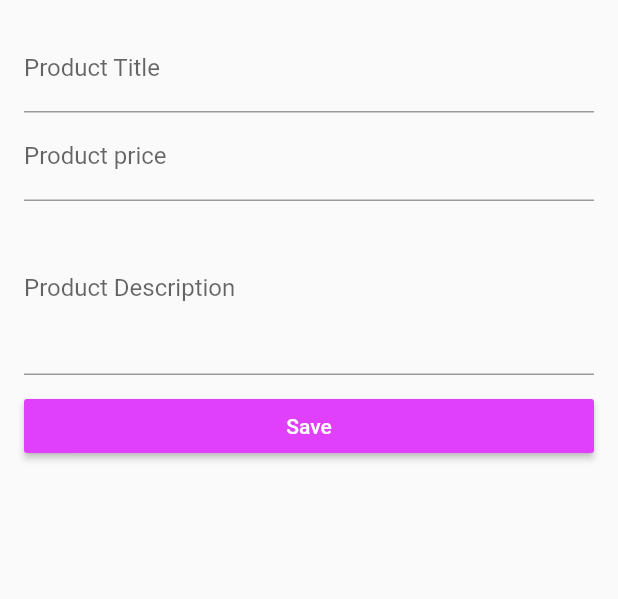
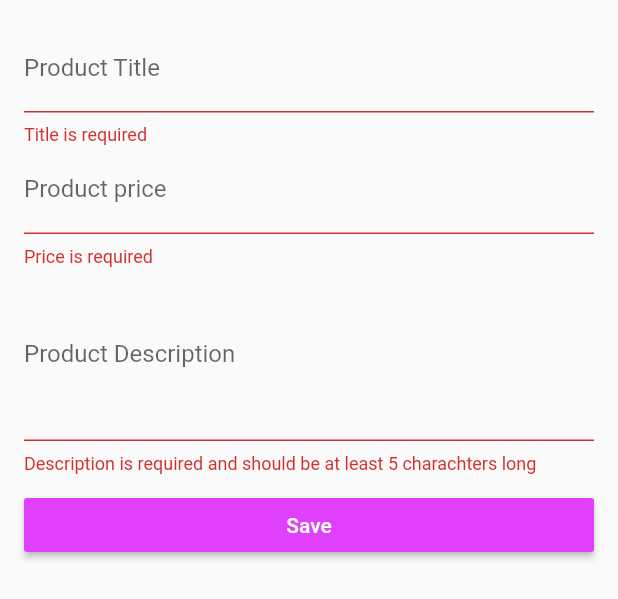
Before and after one commit to svaney/flutter_udemy, a Flutter app: the ProductCreatePage widget shown alone on an empty page, opened directly, after a tap on "Save", on a phone screen of 412 x 824 dp. Shown: the top 599 px of the screen. Run offline on Flutter 3.47's test engine with Material 2 defaults, Android fonts, the phone set to English and light mode, and no system bars.

Commit message:
auth form validation to finish

```diff
--- a/lib/pages/product_crate.dart
+++ b/lib/pages/product_crate.dart
@@ -12,14 +12,25 @@ class ProductCreatePage extends StatefulWidget {
 }
 
 class _ProductCreatePageState extends State<ProductCreatePage> {
-  String _productTitle;
-  String _productDescription;
-  double _productPrice;
+  final GlobalKey<FormState> _formKey = GlobalKey<FormState>();
+
+  final Map<String, dynamic> _formData = {
+    'title' : null,
+    'description' : null,
+    'price' : null,
+    'image': 'assets/images/food.jpg',
+  };
 
   @override
   Widget build(BuildContext context) {
-    return Container(
+    return GestureDetector(
+      onTap: () {
+        FocusScope.of(context).requestFocus(FocusNode());
+      },
+      child: Container(
         margin: EdgeInsets.all(16.0),
+        child: Form(
+          key: _formKey,
           child: ListView(
             children: <Widget>[
               _buildTitleTextField(),
@@ -33,52 +44,62 @@ class _ProductCreatePageState extends State<ProductCreatePage> {
               ),
             ],
           ),
+        ),
+      ),
     );
   }
 
   void _onCreateProductClick() {
-    final Map<String, dynamic> pr = {
-      'title': _productTitle,
-      'description': _productDescription,
-      'price': _productPrice,
-      'image': 'assets/images/food.jpg'
-    };
-    widget.addProduct(pr);
+    if (!_formKey.currentState.validate()) {
+      return;
+    }
+    _formKey.currentState.save();
+    widget.addProduct(_formData);
 
     Navigator.pushReplacementNamed(context, '/products');
   }
 
   Widget _buildTitleTextField() {
-    return TextField(
+    return TextFormField(
       decoration: InputDecoration(labelText: 'Product Title'),
-      onChanged: (String value) {
-        setState(() {
-          _productTitle = value;
-        });
+      onSaved: (String value) {
+        _formData['title'] = value;
+      },
+      validator: (String value) {
+        if (value.isEmpty) {
+          return 'Title is required';
+        }
       },
     );
   }
 
   Widget _buildDescriptionTextField() {
-    return TextField(
+    return TextFormField(
       decoration: InputDecoration(labelText: 'Product Description'),
       maxLines: 4,
-      onChanged: (String value) {
-        setState(() {
-          _productDescription = value;
-        });
+      onSaved: (String value) {
+        _formData['description']  = value;
+      },
+      validator: (String value) {
+        if (value.isEmpty || value.length < 5) {
+          return 'Description is required and should be at least 5 charachters long';
+        }
       },
     );
   }
 
   Widget _buildPriceTextField() {
-    return TextField(
+    return TextFormField(
       decoration: InputDecoration(labelText: 'Product price'),
       keyboardType: TextInputType.number,
-      onChanged: (String value) {
-        setState(() {
-          _productPrice = double.parse(value);
-        });
+      onSaved: (String value) {
+        _formData['price']  = double.parse(value);
+      },
+      validator: (String value) {
+        if (value.isEmpty ||
+            !RegExp(r'^(?:[1-9]\d*|0)?(?:\.\d+)?$').hasMatch(value)) {
+          return value.isEmpty ? 'Price is required' : 'Price should be number';
+        }
       },
     );
   }
```
Also changed, not shown: lib/pages/auth.dart (+16 -5 lines). Lines whose indentation alone changed are shown as unchanged.
